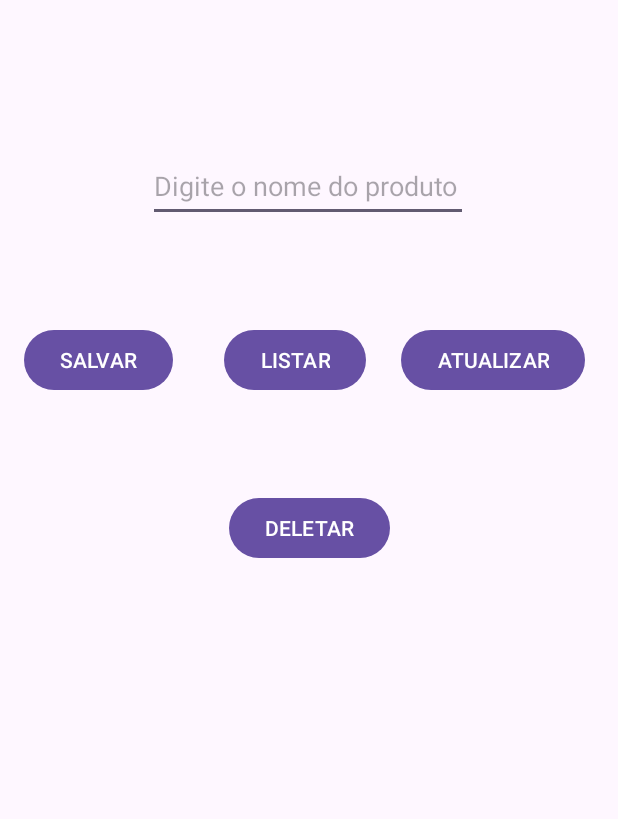
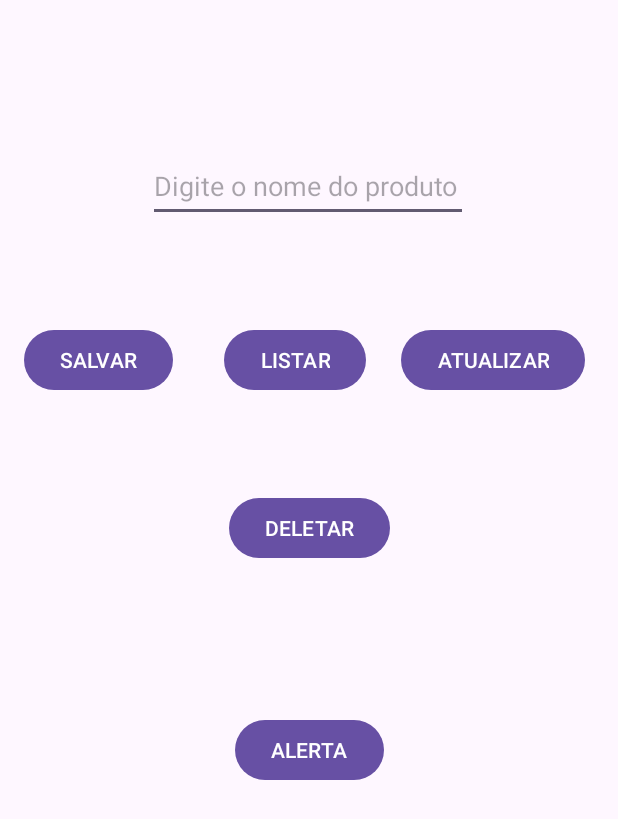
Before and after one commit to LunaFaustino/mobile, an Android app: the screen it shows after launch (MainActivity), after a tap on "SALVAR", on a phone screen of 412 x 824 dp. Shown: the top 819 px of the screen. Run offline under Robolectric (Android 15) with nearby library versions, the light colour scheme and no system bars.

Commit message:
Continuação aula 27/09

```diff
--- a/1 Semestre/Aula2709/app/src/main/AndroidManifest.xml
+++ b/1 Semestre/Aula2709/app/src/main/AndroidManifest.xml
@@ -6,9 +6,9 @@
         android:allowBackup="true"
         android:dataExtractionRules="@xml/data_extraction_rules"
         android:fullBackupContent="@xml/backup_rules"
-        android:icon="@mipmap/ic_launcher"
+        android:icon="@drawable/baseline_heart_broken_24"
         android:label="@string/app_name"
-        android:roundIcon="@mipmap/ic_launcher_round"
+        android:roundIcon="@drawable/baseline_heart_broken_24"
         android:supportsRtl="true"
         android:theme="@style/Theme.Aula2709"
         tools:targetApi="31">
--- a/1 Semestre/Aula2709/app/src/main/java/com/example/aula2709/bancodedados/DatabaseHelper.kt
+++ b/1 Semestre/Aula2709/app/src/main/java/com/example/aula2709/bancodedados/DatabaseHelper.kt
@@ -14,12 +14,18 @@ class DatabaseHelper(contexto:Context): SQLiteOpenHelper(
     contexto,"loja",null,1
 
 ){
+    companion object{
+        const val TABELA = "produtos"
+        const val ID_PRODUTO = "id_produto"
+        const val TITULO = "titulo"
+        const val DESCRICAO = "descricao"
+    }
     override fun onCreate(db: SQLiteDatabase?) {
         // é executado uma única vez, quando o app é instalado
-        val sql = "CREATE TABLE IF NOT EXISTS produtos(" +
-                "  id_produto integer not NULL PRIMARY KEY AUTOINCREMENT,"+
-                "  titulo varchar(100),"+
-                "  descricao text"+
+        val sql = "CREATE TABLE IF NOT EXISTS $TABELA(" +
+                "  $ID_PRODUTO integer not NULL PRIMARY KEY AUTOINCREMENT,"+
+                "  $TITULO varchar(100),"+
+                "  $DESCRICAO text"+
                 ")"
         try {
             db?.execSQL(sql)
--- /dev/null
+++ b/1 Semestre/Aula2709/app/src/main/res/drawable/baseline_heart_broken_24.xml
@@ -0,0 +1,5 @@
+<vector xmlns:android="http://schemas.android.com/apk/res/android" android:height="24dp" android:tint="#AD0000" android:viewportHeight="24" android:viewportWidth="24" android:width="24dp">
+
+    <path android:fillColor="@android:color/white" android:pathData="M16.5,3c-0.96,0 -1.9,0.25 -2.73,0.69L12,9h3l-3,10l1,-9h-3l1.54,-5.39C10.47,3.61 9.01,3 7.5,3C4.42,3 2,5.42 2,8.5c0,4.13 4.16,7.18 10,12.5c5.47,-4.94 10,-8.26 10,-12.5C22,5.42 19.58,3 16.5,3z"/>
+
+</vector>
--- a/1 Semestre/Aula2709/app/src/main/res/layout/activity_main.xml
+++ b/1 Semestre/Aula2709/app/src/main/res/layout/activity_main.xml
@@ -62,4 +62,14 @@
         app:layout_constraintEnd_toEndOf="parent"
         app:layout_constraintStart_toStartOf="parent"
         app:layout_constraintTop_toBottomOf="@+id/btnListar" />
+
+    <Button
+        android:id="@+id/btnAlerta"
+        android:layout_width="wrap_content"
+        android:layout_height="wrap_content"
+        android:layout_marginTop="100dp"
+        android:text="ALERTA"
+        app:layout_constraintEnd_toEndOf="parent"
+        app:layout_constraintStart_toStartOf="parent"
+        app:layout_constraintTop_toBottomOf="@+id/btnDeletar" />
 </androidx.constraintlayout.widget.ConstraintLayout>
```
Also changed, not shown: 1 Semestre/Aula2709/app/src/main/java/com/example/aula2709/MainActivity.kt (+45 -25 lines), 1 Semestre/Aula2709/app/src/main/java/com/example/aula2709/bancodedados/ProdutoDAO.kt (+42 -5 lines).
